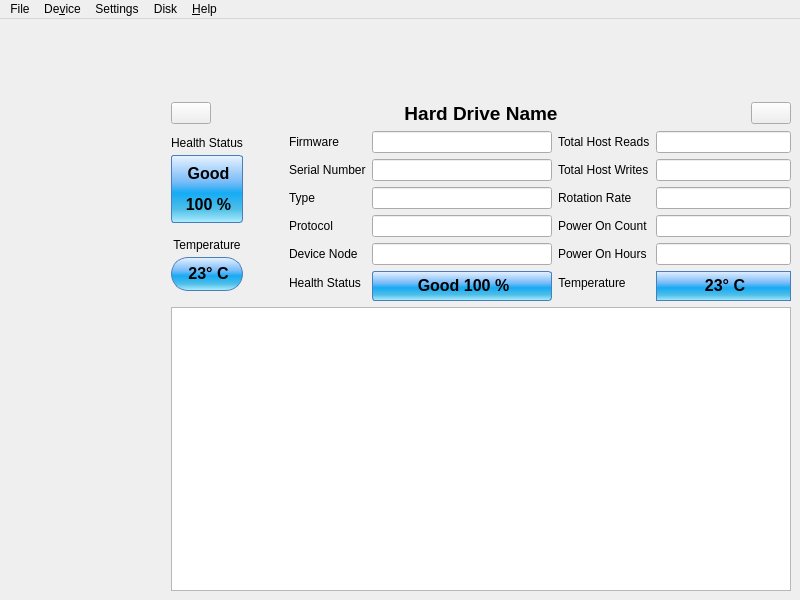
The window that src/mainwindow.ui (seakrebel/QDiskInfo) describes before a commit, drawn with Qt 5.
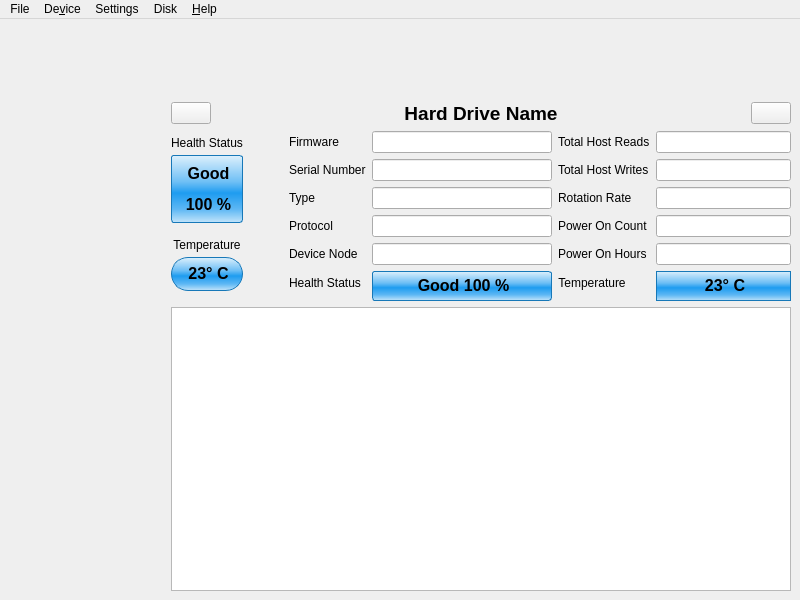
The same window after the commit. Icons and pictures are not drawn.

```diff
--- a/src/mainwindow.ui
+++ b/src/mainwindow.ui
@@ -66,7 +66,7 @@
              </size>
             </property>
             <property name="styleSheet">
-             <string notr="true">background: qlineargradient(x1:0, y1:0, x2:0, y2:1, stop:0 #E9F2FF, stop:0.40 #77BBF8, stop:0.56 #15ABF4, stop:0.80 #4FBEE8, stop:1 #AEEEFF); border: 1px solid #4A7EBB; border-radius: 3px;</string>
+             <string notr="true">background: qlineargradient(x1:0, y1:0, x2:0, y2:1, stop:0 #DDF0FC, stop:0.40 #6CBEF5, stop:0.56 #1E9CF0, stop:0.80 #5DB7F4, stop:1 #C2E4FA); border: 1px solid #1778B8; border-radius: 3px;</string>
             </property>
             <property name="text">
              <string>&lt;html&gt;&lt;head/&gt;&lt;body&gt;&lt;p align=&quot;center&quot;&gt;&lt;span style=&quot; font-size:12pt; font-weight:700; color:#000000;&quot;&gt;Good&lt;/span&gt;&lt;/p&gt;&lt;p align=&quot;center&quot;&gt;&lt;span style=&quot; font-size:12pt; font-weight:700; color:#000000;&quot;&gt;100 %&lt;/span&gt;&lt;/p&gt;&lt;/body&gt;&lt;/html&gt;</string>
@@ -111,7 +111,7 @@
              </size>
             </property>
             <property name="styleSheet">
-             <string notr="true">background: qlineargradient(x1:0, y1:0, x2:0, y2:1, stop:0 #E9F2FF, stop:0.40 #77BBF8, stop:0.56 #15ABF4, stop:0.80 #4FBEE8, stop:1 #AEEEFF); border: 1px solid #4A7EBB; border-radius: 17px;</string>
+             <string notr="true">background: qlineargradient(x1:0, y1:0, x2:0, y2:1, stop:0 #DDF0FC, stop:0.40 #6CBEF5, stop:0.56 #1E9CF0, stop:0.80 #5DB7F4, stop:1 #C2E4FA); border: 1px solid #1778B8; border-radius: 17px;</string>
             </property>
             <property name="text">
              <string>&lt;html&gt;&lt;head/&gt;&lt;body&gt;&lt;p align=&quot;center&quot;&gt;&lt;span style=&quot; font-size:12pt; font-weight:700; color:#000000;&quot;&gt;23° C&lt;/span&gt;&lt;/p&gt;&lt;/body&gt;&lt;/html&gt;</string>
@@ -233,7 +233,7 @@
                </size>
               </property>
               <property name="styleSheet">
-               <string notr="true">background: qlineargradient(x1:0, y1:0, x2:0, y2:1, stop:0 #E9F2FF, stop:0.40 #77BBF8, stop:0.56 #15ABF4, stop:0.80 #4FBEE8, stop:1 #AEEEFF); border: 1px solid #4A7EBB; border-radius: 3px;</string>
+               <string notr="true">background: qlineargradient(x1:0, y1:0, x2:0, y2:1, stop:0 #DDF0FC, stop:0.40 #6CBEF5, stop:0.56 #1E9CF0, stop:0.80 #5DB7F4, stop:1 #C2E4FA); border: 1px solid #1778B8; border-radius: 3px;</string>
               </property>
               <property name="text">
                <string>&lt;html&gt;&lt;head/&gt;&lt;body&gt;&lt;p align=&quot;center&quot;&gt;&lt;span style=&quot; font-size:12pt; font-weight:700; color:#000000;&quot;&gt;Good 100 %&lt;/span&gt;&lt;/p&gt;&lt;/body&gt;&lt;/html&gt;</string>
@@ -354,7 +354,7 @@
                </size>
               </property>
               <property name="styleSheet">
-               <string notr="true">background: qlineargradient(x1:0, y1:0, x2:0, y2:1, stop:0 #E9F2FF, stop:0.40 #77BBF8, stop:0.56 #15ABF4, stop:0.80 #4FBEE8, stop:1 #AEEEFF); border: 1px solid #4A7EBB; border-radius: 17px;</string>
+               <string notr="true">background: qlineargradient(x1:0, y1:0, x2:0, y2:1, stop:0 #DDF0FC, stop:0.40 #6CBEF5, stop:0.56 #1E9CF0, stop:0.80 #5DB7F4, stop:1 #C2E4FA); border: 1px solid #1778B8; border-radius: 17px;</string>
               </property>
               <property name="text">
                <string>&lt;html&gt;&lt;head/&gt;&lt;body&gt;&lt;p align=&quot;center&quot;&gt;&lt;span style=&quot; font-size:12pt; font-weight:700; color:#000000;&quot;&gt;23° C&lt;/span&gt;&lt;/p&gt;&lt;/body&gt;&lt;/html&gt;</string>
```
